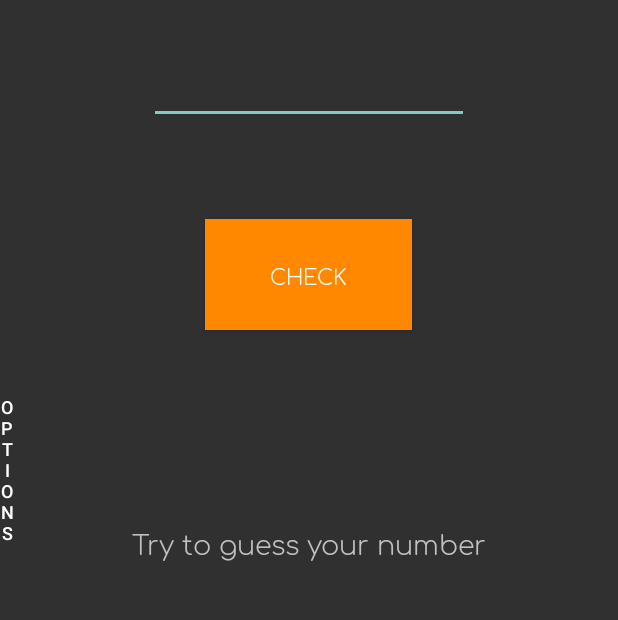
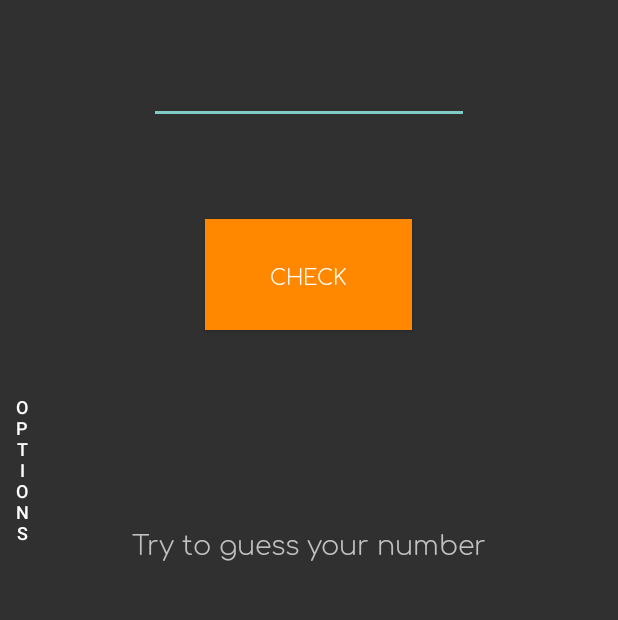
Before and after one commit to KamilKrol5/mobile-applications, an Android app: the screen it shows after launch (MainActivity), after a tap on "START", on a phone screen of 412 x 824 dp, the part 148-768 px from its top. Run offline under Robolectric (Android 15) with nearby library versions, the phone set to English and light mode, and no system bars.

Commit message:
Fix resizing options menu in GuessNumber application

```diff
--- a/GuessNumber/app/src/main/java/com/example/guessnumber/MainActivity.kt
+++ b/GuessNumber/app/src/main/java/com/example/guessnumber/MainActivity.kt
@@ -59,11 +59,11 @@ class MainActivity : AppCompatActivity() {
     }
 
     fun optionsClicked(view: View) {
-        if (optionsLayout.visibility == View.VISIBLE) {
-            optionsLayout.visibility = View.INVISIBLE
+        if (scrollView.visibility == View.VISIBLE) {
+            scrollView.visibility = View.INVISIBLE
             button.visibility = View.VISIBLE
         } else {
-            optionsLayout.visibility = View.VISIBLE
+            scrollView.visibility = View.VISIBLE
             button.visibility = View.INVISIBLE
         }
     }
@@ -77,7 +77,7 @@ class MainActivity : AppCompatActivity() {
         endGame("")
     }
     fun closeOptions(view: View) {
-        optionsLayout.visibility = View.INVISIBLE
+        scrollView.visibility = View.INVISIBLE
         button.visibility = View.VISIBLE
     }
 }
--- a/GuessNumber/app/src/main/res/layout/activity_main.xml
+++ b/GuessNumber/app/src/main/res/layout/activity_main.xml
@@ -51,23 +51,34 @@
             app:layout_constraintVertical_bias="0.257" android:textAlignment="center"/>
     <Button
             android:text="options"
-            android:layout_width="10dp"
+            android:layout_width="30dp"
             android:layout_height="200dp"
             android:id="@+id/button2" app:layout_constraintStart_toStartOf="parent"
             android:layout_marginTop="8dp" app:layout_constraintTop_toTopOf="parent" android:textSize="12sp"
             android:background="?android:attr/panelBackground" android:layout_marginBottom="8dp"
-            app:layout_constraintBottom_toBottomOf="parent" android:onClick="optionsClicked"/>
+            app:layout_constraintBottom_toBottomOf="parent" android:onClick="optionsClicked" android:paddingLeft="10dp"
+            android:paddingRight="10dp"/>
+    <ScrollView
+            android:layout_width="match_parent"
+            android:layout_height="wrap_content" android:layout_weight="1" android:visibility="invisible"
+            android:layout_marginTop="16dp" app:layout_constraintTop_toTopOf="parent"
+            tools:layout_editor_absoluteX="0dp" android:layout_marginBottom="16dp"
+            app:layout_constraintBottom_toBottomOf="parent" android:id="@+id/scrollView" android:fillViewport="false"
+            android:clipToPadding="false">
+
         <LinearLayout
                 android:orientation="vertical"
-            android:layout_width="288dp"
-            android:layout_height="wrap_content"
+                android:layout_width="278dp"
+                android:layout_height="match_parent"
                 android:background="@android:color/holo_blue_light"
-            android:visibility="invisible" app:layout_constraintStart_toStartOf="parent"
-            android:layout_marginStart="15dp" android:layout_marginTop="8dp" app:layout_constraintTop_toTopOf="parent"
-            android:layout_marginBottom="8dp" app:layout_constraintBottom_toBottomOf="parent" android:paddingTop="20dp"
+                android:visibility="visible" app:layout_constraintStart_toStartOf="parent"
+                android:layout_marginStart="27dp" android:layout_marginTop="8dp"
+                app:layout_constraintTop_toTopOf="parent"
+                android:layout_marginBottom="8dp" app:layout_constraintBottom_toBottomOf="parent"
+                android:paddingTop="0dp"
                 android:paddingBottom="0dp" android:id="@+id/optionsLayout" android:gravity="center"
-            android:alwaysDrawnWithCache="false"
-    >
+                android:alwaysDrawnWithCache="false">
+
             <TextView
                     android:text="Choose range"
                     android:layout_width="match_parent"
@@ -115,5 +126,6 @@
                     android:layout_marginTop="80dp" android:background="@android:color/holo_blue_dark"
                     android:onClick="closeOptions"/>
         </LinearLayout>
+    </ScrollView>
 
 </android.support.constraint.ConstraintLayout>
```
Lines whose indentation alone changed are shown as unchanged.
